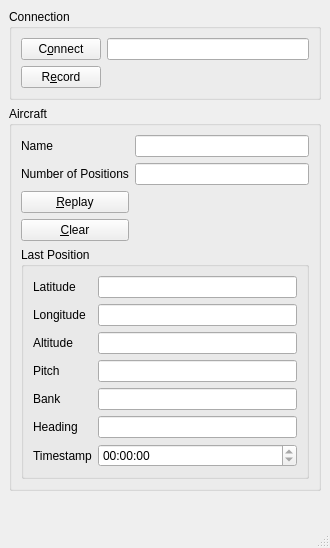
Before: the Qt Designer form src/UserInterface/src/MainWindow.ui in till213/SkyDolly, drawn with Qt 5.
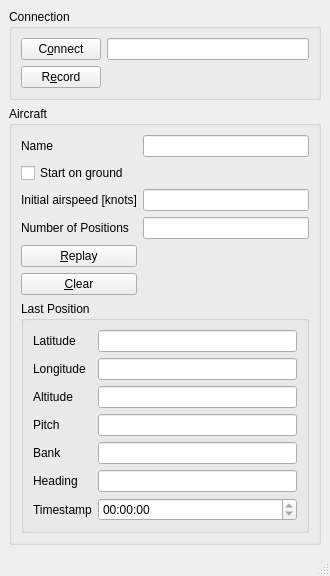
After: the same form once the commit is applied.

Commit message: Set initial position, including "on ground" flag

```diff
--- a/src/UserInterface/src/MainWindow.ui
+++ b/src/UserInterface/src/MainWindow.ui
@@ -7,7 +7,7 @@
     <x>0</x>
     <y>0</y>
     <width>330</width>
-    <height>548</height>
+    <height>574</height>
    </rect>
   </property>
   <property name="windowTitle">
@@ -61,16 +61,19 @@
        <string>Aircraft</string>
       </property>
       <layout class="QGridLayout" name="gridLayout_2">
-       <item row="2" column="1">
+       <item row="4" column="0">
+        <widget class="QPushButton" name="replayPushButton">
+         <property name="text">
+          <string>&amp;Replay</string>
+         </property>
+         <property name="checkable">
+          <bool>true</bool>
+         </property>
+        </widget>
+       </item>
+       <item row="3" column="1">
         <widget class="QLineEdit" name="nofPositionsLineEdit"/>
        </item>
-       <item row="2" column="0">
-        <widget class="QLabel" name="label_5">
-         <property name="text">
-          <string>Number of Positions</string>
-         </property>
-        </widget>
-       </item>
        <item row="0" column="0">
         <widget class="QLabel" name="label_4">
          <property name="text">
@@ -78,7 +81,14 @@
          </property>
         </widget>
        </item>
-       <item row="5" column="0" colspan="2">
+       <item row="3" column="0">
+        <widget class="QLabel" name="label_5">
+         <property name="text">
+          <string>Number of Positions</string>
+         </property>
+        </widget>
+       </item>
+       <item row="6" column="0" colspan="2">
         <widget class="QGroupBox" name="groupBox_3">
          <property name="title">
           <string>Last Position</string>
@@ -185,7 +195,7 @@
          </layout>
         </widget>
        </item>
-       <item row="4" column="0">
+       <item row="5" column="0">
         <widget class="QPushButton" name="clearPushButton">
          <property name="text">
           <string>&amp;Clear</string>
@@ -199,16 +209,23 @@
          </property>
         </widget>
        </item>
-       <item row="3" column="0">
-        <widget class="QPushButton" name="replayPushButton">
+       <item row="1" column="0">
+        <widget class="QCheckBox" name="startOnGroundCheckBox">
          <property name="text">
-          <string>&amp;Replay</string>
+          <string>Start on ground</string>
          </property>
-         <property name="checkable">
-          <bool>true</bool>
+        </widget>
+       </item>
+       <item row="2" column="0">
+        <widget class="QLabel" name="label_10">
+         <property name="text">
+          <string>Initial airspeed [knots]</string>
          </property>
         </widget>
        </item>
+       <item row="2" column="1">
+        <widget class="QLineEdit" name="initialAirspeedLineEdit"/>
+       </item>
       </layout>
      </widget>
     </item>
```
The commit also changes 12 other files.
